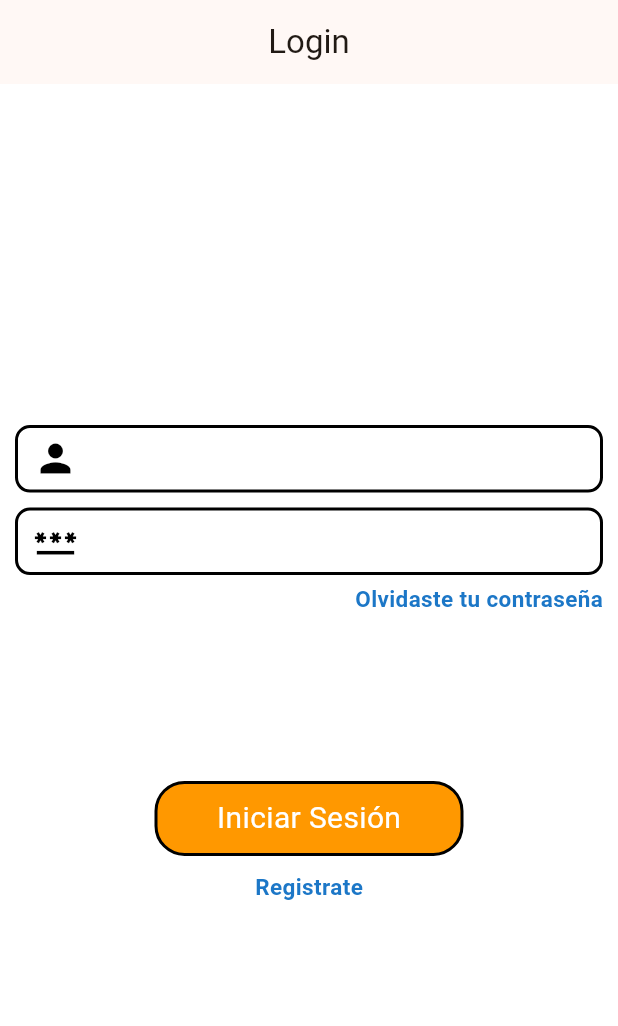
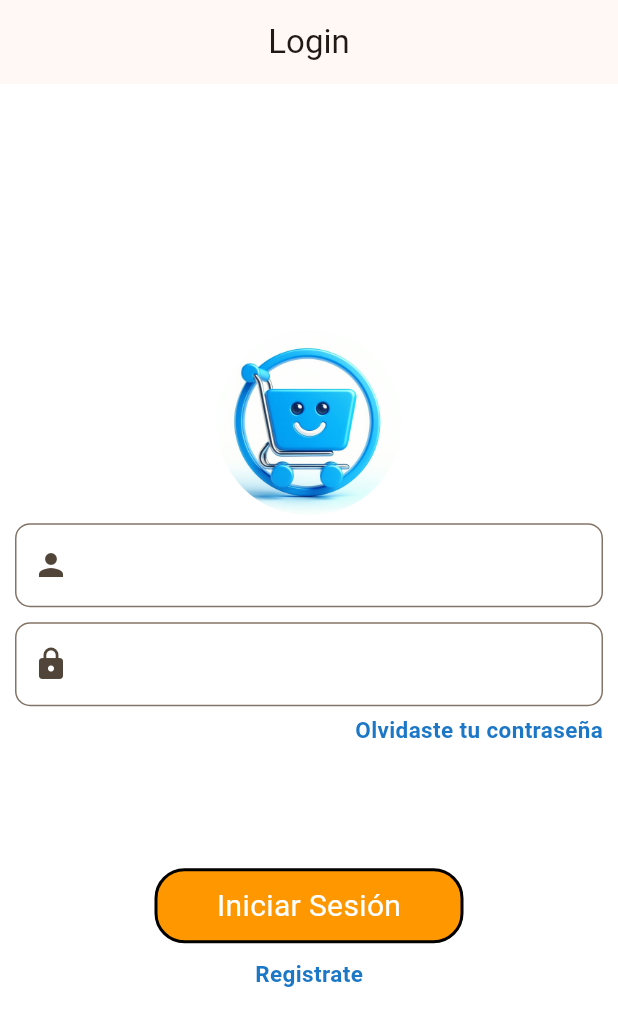
Before and after one commit to alexisollwell/16store, a Flutter app: the screen it shows after launch, on a phone screen of 412 x 824 dp. Shown: the top 1026 px of the screen. Run offline on Flutter 3.47's test engine with Material 3 defaults, Android fonts, the phone set to English and light mode, and no system bars.

Commit message:
Se modifico el login para poder escribir los elementos del usuario y contraseña, y se incorporo una imagen en el login

```diff
--- a/lib/views/login/login_design.dart
+++ b/lib/views/login/login_design.dart
@@ -2,7 +2,42 @@ import 'package:flutter/material.dart';
 import 'package:store/components/boton_chido.dart';
 import 'package:store/constants.dart';
 
-import 'components/login_textfield.dart';
+
+class LoginTextfield extends StatelessWidget {
+  final IconData icon;
+  final double width;
+  final TextEditingController controller;
+  final bool isPassword;
+
+  const LoginTextfield({
+    Key? key,
+    required this.icon,
+    required this.width,
+    required this.controller,
+    this.isPassword = false,
+  }) : super(key: key);
+
+  @override
+  Widget build(BuildContext context) {
+    return Padding(
+      padding: const EdgeInsets.symmetric(horizontal: 10, vertical: 5),
+      child: Container(
+        width: width,
+        child: TextField(
+          controller: controller,
+          obscureText: isPassword,
+          decoration: InputDecoration(
+            prefixIcon: Icon(icon),
+            border: OutlineInputBorder(
+              borderRadius: BorderRadius.circular(10),
+            ),
+          ),
+        ),
+      ),
+    );
+  }
+}
+
 
 class LoginDesign extends StatefulWidget {
   const LoginDesign({super.key});
@@ -12,30 +47,59 @@ class LoginDesign extends StatefulWidget {
 }
 
 class _LoginDesignState extends State<LoginDesign> {
+  final TextEditingController _usernameController = TextEditingController();
+  final TextEditingController _passwordController = TextEditingController();
+
+  @override
+  void dispose() {
+    _usernameController.dispose();
+    _passwordController.dispose();
+    super.dispose();
+  }
+
+
   @override
   Widget build(BuildContext context) {
     return Scaffold(
       backgroundColor: Colors.white,
-      appBar: AppBar(title: Text("Login"),centerTitle: true,),
+      appBar: AppBar(
+        title: const Text("Login"),
+        centerTitle: true,
+      ),
+
       body: LayoutBuilder(
-        builder: (_, constraints){
+        builder: (_, constraints) {
           return Column(
             children: [
-              const Spacer(flex: 2,),
+              const Spacer(flex: 2),
+              ClipOval(
+                child: Image.asset(
+                  'assets/logo.jpeg',
+                  width: constraints.maxWidth * 0.3,
+                  height: constraints.maxWidth * 0.3,
+                  fit: BoxFit.cover,
+                ), //image.asset
+              ), //clipoval
               LoginTextfield(
                 icon: Icons.person,
                 width: constraints.constrainWidth(),
+                controller: _usernameController,
               ),
               LoginTextfield(
-                icon: Icons.password,
+                icon: Icons.lock,
                 width: constraints.constrainWidth(),
+                controller: _passwordController,
+                isPassword: true,
               ),
               Padding(
                 padding: const EdgeInsets.symmetric(horizontal: 10),
                 child: Row(
                   mainAxisAlignment: MainAxisAlignment.end,
                   children: [
-                    Text("Olvidaste tu contraseña",style: urlStyles,)
+                    Text(
+                      "Olvidaste tu contraseña",
+                      style: urlStyles,
+                    )
                   ],
                 ),
               ),
@@ -43,17 +107,24 @@ class _LoginDesignState extends State<LoginDesign> {
               BotonChido(
                 texto: "Iniciar Sesión",
                 color: Colors.orange,
-                ancho: constraints.constrainWidth()*0.5,
-                alPrecionar: (){},
+                ancho: constraints.constrainWidth() * 0.5,
+                alPrecionar: () {
+                  // Aquí puedes manejar el evento de iniciar sesión
+                  print("Username: ${_usernameController.text}");
+                  print("Password: ${_passwordController.text}");
+                },
               ),
-              const SizedBox(height: 10,),
+              const SizedBox(height: 10),
               Row(
                 mainAxisAlignment: MainAxisAlignment.center,
                 children: [
-                  Text("Registrate",style: urlStyles,)
+                  Text(
+                    "Registrate",
+                    style: urlStyles,
+                  )
                 ],
               ),
-              const Spacer(flex: 2,),
+              const Spacer(flex: 2),
             ],
           );
         },
--- a/pubspec.yaml
+++ b/pubspec.yaml
@@ -59,8 +59,8 @@ flutter:
   uses-material-design: true
 
   # To add assets to your application, add an assets section, like this:
-  # assets:
-  #   - images/a_dot_burr.jpeg
+  assets:
+  - assets/
   #   - images/a_dot_ham.jpeg
 
   # An image asset can refer to one or more resolution-specific "variants", see
```
Also changed, not shown: assets/logo.jpeg (added), pubspec.lock.
